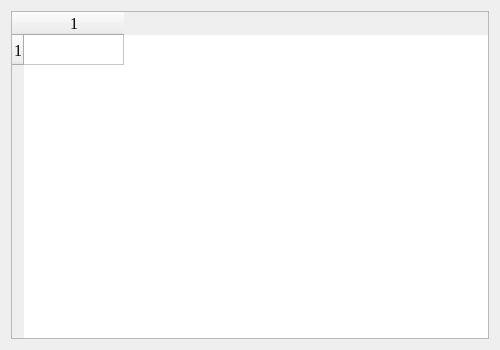
Qt form UI/MyTableWidget.ui (sergiipanasenko/DataPlot) before a commit.
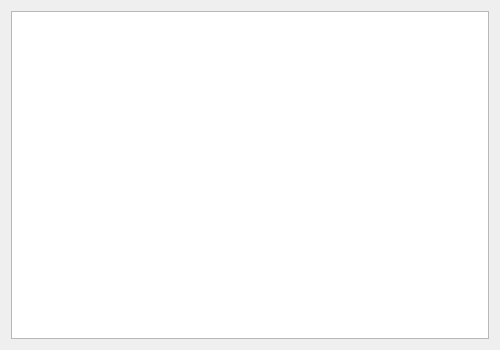
The same form after that commit.

Patch:
```diff
--- a/UI/MyTableWidget.ui
+++ b/UI/MyTableWidget.ui
@@ -29,13 +29,11 @@
       </font>
      </property>
      <property name="rowCount">
-      <number>1</number>
+      <number>0</number>
      </property>
      <property name="columnCount">
-      <number>1</number>
+      <number>0</number>
      </property>
-     <row/>
-     <column/>
     </widget>
    </item>
   </layout>
```
